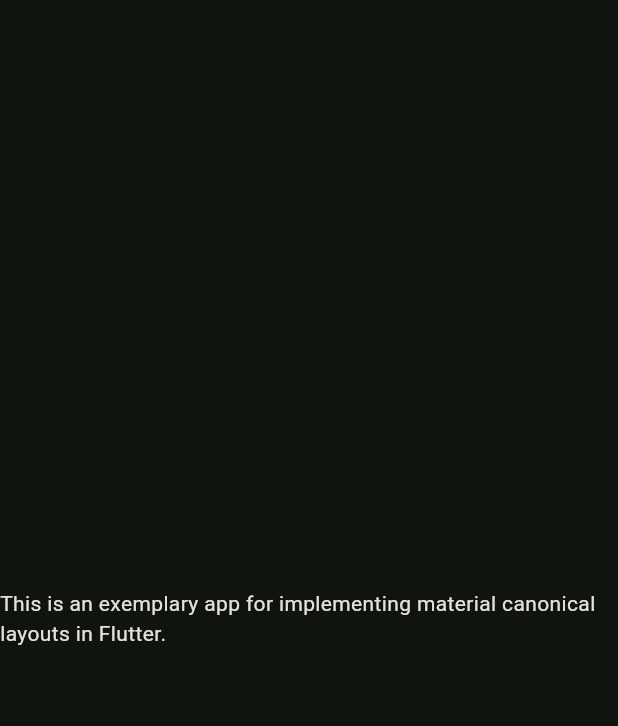
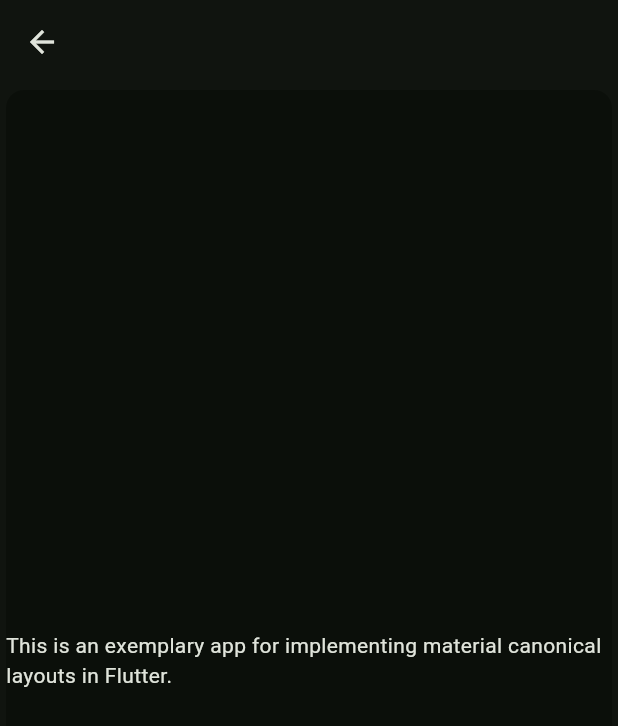
Before and after one commit to snapsl/flutter_canonical_layouts, a Flutter app: the HomeScreen screen opened directly, on a phone screen of 412 x 824 dp. Shown: the top 726 px of the screen. Run offline on Flutter 3.47's test engine with Material 3 defaults, Android fonts, the phone set to English and light mode, and no system bars; our stand-ins replace go_router; missing offline and left inert: flutter_adaptive_scaffold.

Commit message:
Add fab to home screen

```diff
--- a/example/lib/home.dart
+++ b/example/lib/home.dart
@@ -1,16 +1,27 @@
 import 'package:flutter/material.dart';
+import 'package:flutter_adaptive_scaffold/flutter_adaptive_scaffold.dart';
+
+import 'widgets/edit_button.dart';
 
 class HomeScreen extends StatelessWidget {
   const HomeScreen({super.key});
 
   @override
   Widget build(BuildContext context) {
-    return const Scaffold(
-      body: Center(
-        child: Text(
-          'This is an exemplary app for implementing material canonical layouts in Flutter.',
+    return Scaffold(
+      appBar: AppBar(),
+      body: Card(
+        elevation: 0,
+        color: Theme.of(context).colorScheme.surfaceContainerLowest,
+        child: const Center(
+          child: Text(
+            'This is an exemplary app for implementing material canonical layouts in Flutter.',
+          ),
         ),
       ),
+      // Note: show FAB on small screens.
+      floatingActionButton:
+          Breakpoints.small.isActive(context) ? const EditButton() : null,
     );
   }
 }
```
